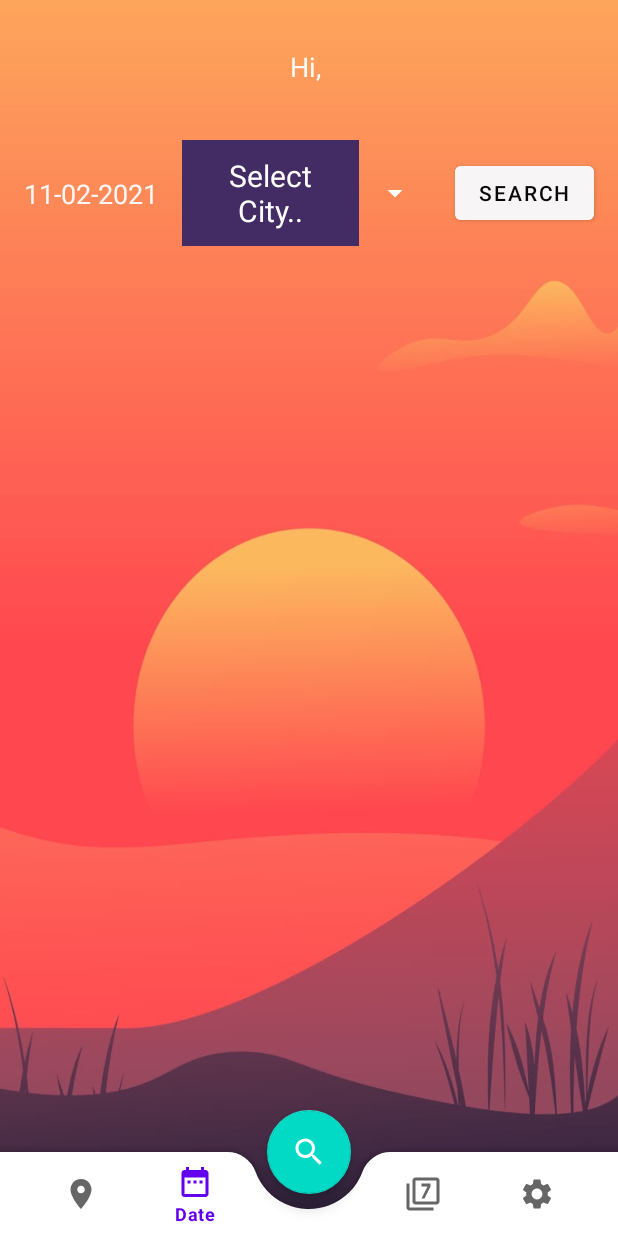
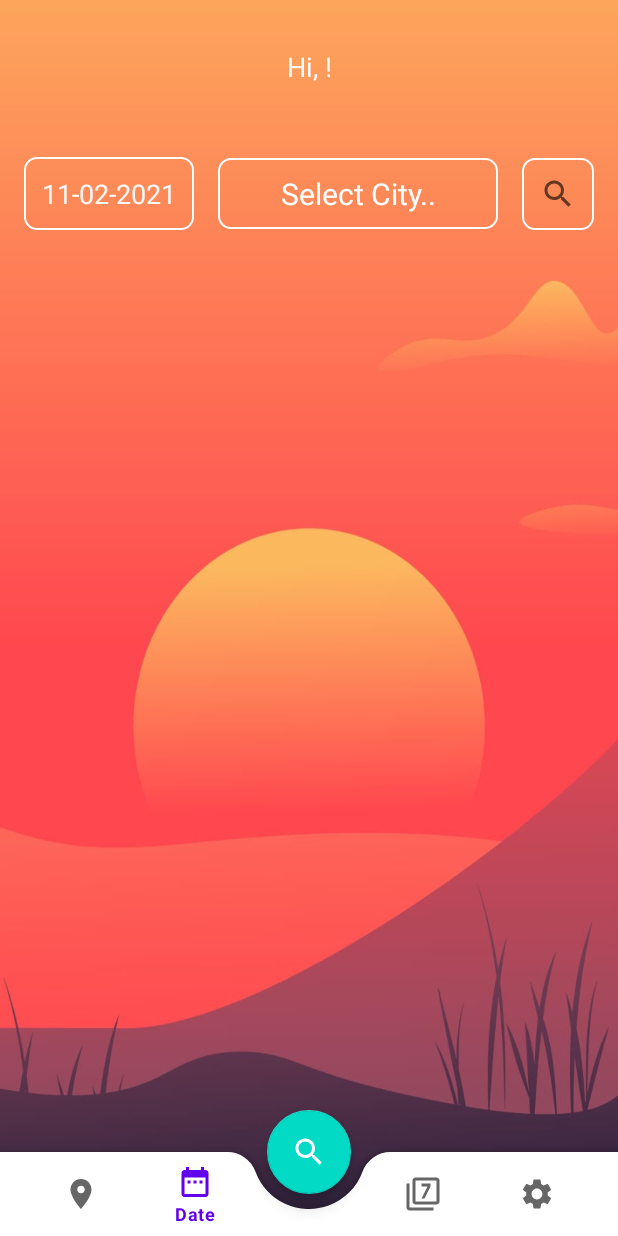
Before and after one commit to abhishek-yadav-aps/MausamEssence, an Android app: the CurrentFragment screen opened directly, with no data from a screen before it, item 2 of the bottom bar chosen, on a phone screen of 412 x 824 dp. Run offline under Robolectric (Android 15) with nearby library versions, the phone set to English and light mode, and no system bars; Roboto replaces fonts that are not available here.

Commit message:
layout improvement and geocoding

```diff
--- a/app/src/main/java/com/abhitom/mausamessence/fragments/DateFragment.kt
+++ b/app/src/main/java/com/abhitom/mausamessence/fragments/DateFragment.kt
@@ -1,10 +1,8 @@
 package com.abhitom.mausamessence.fragments
 
 import android.app.DatePickerDialog
-import android.content.ContentValues
 import android.icu.util.Calendar
 import android.os.Bundle
-import android.util.Log
 import androidx.fragment.app.Fragment
 import android.view.LayoutInflater
 import android.view.View
@@ -28,16 +26,16 @@ import java.util.*
 
 class DateFragment : Fragment(),DatePickerDialog.OnDateSetListener, AdapterView.OnItemSelectedListener {
 
-    private var monthsaver: Int=0
-    private var yearsaver: Int=0
-    var dayOfMonthsaver: Int=0
+    private var monthSaver: Int=0
+    private var yearSaver: Int=0
+    private var dayOfMonthSaver: Int=0
     private var binding: FragmentDateBinding? = null
-    lateinit var datePickerDialog: DatePickerDialog
+    private lateinit var datePickerDialog: DatePickerDialog
     private var cities:MutableList<String> = mutableListOf()
-    var currentCity = 0
-    val mumbaiLoc= LatLng(19.01441,72.847939)
-    val noidaLoc= LatLng(28.496149,77.536011)
-    val delhiLoc= LatLng(28.666668,77.216667)
+    private var currentCity = 0
+    private val mumbaiLoc= LatLng(19.01441,72.847939)
+    private val noidaLoc= LatLng(28.496149,77.536011)
+    private val delhiLoc= LatLng(28.666668,77.216667)
 
     override fun onCreateView(
         inflater: LayoutInflater, container: ViewGroup?,
@@ -58,12 +56,13 @@ class DateFragment : Fragment(),DatePickerDialog.OnDateSetListener, AdapterView.
         cities.add("Noida")
         HideThem()
 
-        binding?.txtUsername1!!.text="Hi, "+DashBoard.userName
+        val userNameText="Hi, "+DashBoard.userName+"!"
+        binding?.txtUsername1!!.text=userNameText
 
-        val cityArrayAdapter = ArrayAdapter<String>(context!!, R.layout.spinner_text_item, cities)
+        val cityArrayAdapter = ArrayAdapter(context!!, R.layout.spinner_text_item, cities)
         binding?.spinCity?.adapter = cityArrayAdapter
         binding?.spinCity?.onItemSelectedListener = this
-        binding?.spinCity?.setSelection(0, false)
+        binding?.spinCity?.setSelection(0, true)
 
         val currentDate: Long = java.lang.Long.valueOf(System.currentTimeMillis())
         val currentDatedf = Date(currentDate)
@@ -73,9 +72,9 @@ class DateFragment : Fragment(),DatePickerDialog.OnDateSetListener, AdapterView.
         val currentdd = SimpleDateFormat("dd").format(currentDatedf)
         val currentmm = SimpleDateFormat("MM").format(currentDatedf)
         val currentyy= SimpleDateFormat("yyyy").format(currentDatedf)
-        dayOfMonthsaver=currentdd.toInt()
-        monthsaver=currentmm.toInt()-1
-        yearsaver=currentyy.toInt()
+        dayOfMonthSaver=currentdd.toInt()
+        monthSaver=currentmm.toInt()-1
+        yearSaver=currentyy.toInt()
 
         btnSearchOnClickListener()
 
@@ -156,7 +155,7 @@ class DateFragment : Fragment(),DatePickerDialog.OnDateSetListener, AdapterView.
             val sunrisedd = SimpleDateFormat("dd").format(sunrisedf)
             val sunriseMM = SimpleDateFormat("MM").format(sunrisedf)
             val sunriseyy = SimpleDateFormat("yyyy").format(sunrisedf)
-            if (sunrisedd.toInt()==dayOfMonthsaver && sunriseMM.toInt()==(monthsaver+1) && sunriseyy.toInt()==yearsaver){
+            if (sunrisedd.toInt()==dayOfMonthSaver && sunriseMM.toInt()==(monthSaver+1) && sunriseyy.toInt()==yearSaver){
 
                 binding?.txtTemp?.text= response.body()?.current?.temp.toString()
                 binding?.txtWeather?.text= response.body()?.current?.weather?.get(0)?.main
@@ -168,30 +167,35 @@ class DateFragment : Fragment(),DatePickerDialog.OnDateSetListener, AdapterView.
                 val sunsetdf = Date(sunset)
                 val sunsetvv = SimpleDateFormat("hh:mm a").format(sunsetdf)
                 binding?.txtSunset?.text=sunsetvv
+
+                val humidity=response.body()?.current?.humidity.toString()+"%"
+                val pressure=response.body()?.current?.pressure.toString()+" hPa"
+                val visibility=response.body()?.current?.visibility.toString()+"m"
+                binding?.txtHumidity?.text= humidity
+                binding?.txtPressure?.text= pressure
+                binding?.txtVisiblity?.text= visibility
+                binding?.txtUv?.text= response.body()?.current?.uvi.toString()
+
                 if (DashBoard.units=="metric"){
-                    binding?.txtDegree?.text="C"
-                    binding?.txtFeelsLike?.text= response.body()?.current?.feelsLike.toString()+" °C"
-                    binding?.txtHumidity?.text= response.body()?.current?.humidity.toString()
-                    binding?.txtPressure?.text= response.body()?.current?.pressure.toString()
-                    binding?.txtVisiblity?.text= response.body()?.current?.visibility.toString()
-                    binding?.txtWindSpeed?.text= response.body()?.current?.windSpeed.toString()+" m/s"
-                    binding?.txtUv?.text= response.body()?.current?.uvi.toString()
+                    val feelsLike=response.body()?.current?.feelsLike.toString()+" °C"
+                    val windSpeed=response.body()?.current?.windSpeed.toString()+" m/s"
                     val minTemp= response.body()!!.daily?.get(0)?.temp?.min.toString() + " °C"
                     val maxTemp= response.body()!!.daily?.get(0)?.temp?.max.toString() + " °C"
+                    binding?.txtFeelsLike?.text= feelsLike
+                    binding?.txtWindSpeed?.text= windSpeed
                     binding?.txtDateMin?.text=minTemp
                     binding?.txtDateMax?.text=maxTemp
+                    binding?.txtDegree?.text="°C"
                 }else{
-                    binding?.txtDegree?.text="F"
-                    binding?.txtFeelsLike?.text= response.body()?.current?.feelsLike.toString()+" °F"
-                    binding?.txtHumidity?.text= response.body()?.current?.humidity.toString()
-                    binding?.txtPressure?.text= response.body()?.current?.pressure.toString()
-                    binding?.txtVisiblity?.text= response.body()?.current?.visibility.toString()
-                    binding?.txtWindSpeed?.text= response.body()?.current?.windSpeed.toString()+" miles/s"
-                    binding?.txtUv?.text= response.body()?.current?.uvi.toString()
+                    val feelsLike=response.body()?.current?.feelsLike.toString()+" °F"
+                    val windSpeed=response.body()?.current?.windSpeed.toString()+" miles/s"
                     val minTemp= response.body()!!.daily?.get(0)?.temp?.min.toString() + " °F"
                     val maxTemp= response.body()!!.daily?.get(0)?.temp?.max.toString() + " °F"
+                    binding?.txtFeelsLike?.text= feelsLike
+                    binding?.txtWindSpeed?.text= windSpeed
                     binding?.txtDateMin?.text=minTemp
                     binding?.txtDateMax?.text=maxTemp
+                    binding?.txtDegree?.text="°F"
                 }
             }
         }
@@ -246,9 +250,9 @@ class DateFragment : Fragment(),DatePickerDialog.OnDateSetListener, AdapterView.
 
     override fun onDateSet(view: DatePicker?, year: Int, month: Int, dayOfMonth: Int) {
         binding?.tvDFDate?.text=dayOfMonth.toString()+"-"+(month+1).toString()+"-"+year.toString()
-        dayOfMonthsaver=dayOfMonth
-        yearsaver=year
-        monthsaver=month
+        dayOfMonthSaver=dayOfMonth
+        yearSaver=year
+        monthSaver=month
     }
 
     override fun onItemSelected(parent: AdapterView<*>?, view: View?, position: Int, id: Long) {
--- a/app/src/main/java/com/abhitom/mausamessence/retrofit/RetroFitClient.kt
+++ b/app/src/main/java/com/abhitom/mausamessence/retrofit/RetroFitClient.kt
@@ -28,7 +28,7 @@ class RetroFitClient {
                 .create()
 
         val retrofit = Retrofit.Builder()
-                .baseUrl("https://api.openweathermap.org/data/2.5/")
+                .baseUrl("https://api.openweathermap.org/")
                 .addConverterFactory(GsonConverterFactory.create(gson))
                 .build()
 
--- a/app/src/main/java/com/abhitom/mausamessence/retrofit/Service.kt
+++ b/app/src/main/java/com/abhitom/mausamessence/retrofit/Service.kt
@@ -5,6 +5,9 @@ import retrofit2.http.GET
 import retrofit2.http.Query
 
 interface Service {
-    @GET("onecall")
+    @GET("data/2.5/onecall")
     fun oneCallApi(@Query("lat") lat: Double, @Query("lon") lon: Double, @Query("appid") appid: String, @Query("units") units: String): Call<OneCallResponse>
+
+    @GET("geo/1.0/reverse")
+    fun reverseGeoCoding(@Query("lat") lat: Double, @Query("lon") lon: Double, @Query("appid") appid: String, @Query("limit") limit: Int): Call<List<ReverseGeoCodingResponse>>
 }
--- /dev/null
+++ b/app/src/main/res/drawable/spinner_background.xml
@@ -0,0 +1,21 @@
+<?xml version="1.0" encoding="utf-8"?>
+<shape xmlns:android="http://schemas.android.com/apk/res/android"
+    android:shape="rectangle" >
+
+    <!-- View background color -->
+    <solid
+        android:color="@android:color/transparent" >
+    </solid>
+
+    <!-- View border color and width -->
+    <stroke
+        android:width="1dp"
+        android:color="@color/white" >
+    </stroke>
+
+    <!-- The radius makes the corners rounded -->
+    <corners
+        android:radius="8dp"   >
+    </corners>
+
+</shape>
--- a/app/src/main/res/layout/fragment_date.xml
+++ b/app/src/main/res/layout/fragment_date.xml
@@ -14,7 +14,7 @@
         android:layout_height="wrap_content"
         android:layout_marginTop="32dp"
         android:fontFamily="@font/arbutus"
-        android:text="Hi, Abhishek!"
+        android:text="@string/hi_user"
         android:textSize="18sp"
         app:layout_constraintEnd_toEndOf="parent"
         app:layout_constraintStart_toStartOf="parent"
@@ -26,6 +26,10 @@
         android:layout_width="wrap_content"
         android:layout_height="wrap_content"
         android:layout_marginStart="16dp"
+        android:layout_marginTop="8dp"
+        android:layout_marginBottom="8dp"
+        android:background="@drawable/spinner_background"
+        android:padding="12dp"
         android:textColor="#F9F7F7"
         android:textSize="18sp"
         app:layout_constraintBottom_toBottomOf="@+id/spin_city"
@@ -40,29 +44,32 @@
         android:layout_marginEnd="16dp"
         android:backgroundTint="@color/white"
         android:textAlignment="center"
+        android:background="@android:color/transparent"
+        android:popupBackground="@android:color/transparent"
         app:layout_constraintBottom_toTopOf="@+id/txt_temp"
         app:layout_constraintEnd_toStartOf="@+id/btnSearch"
         app:layout_constraintStart_toEndOf="@+id/tvDFDate"
         app:layout_constraintTop_toBottomOf="@+id/txt_username_1" />
 
-    <Button
+    <ImageButton
         android:id="@+id/btnSearch"
         android:layout_width="wrap_content"
         android:layout_height="wrap_content"
         android:layout_marginEnd="16dp"
-        android:backgroundTint="#F7F5F5"
-        android:text="search"
+        android:background="@drawable/spinner_background"
+        android:padding="12dp"
+        android:src="@drawable/ic_baseline_search_24"
         android:textColor="#090808"
         app:layout_constraintBottom_toBottomOf="@+id/spin_city"
         app:layout_constraintEnd_toEndOf="parent"
-        app:layout_constraintTop_toTopOf="@+id/spin_city" />
+        app:layout_constraintTop_toTopOf="@+id/spin_city"
+        android:contentDescription="@string/search_button" />
 
     <TextView
         android:id="@+id/txt_temp"
         android:layout_width="wrap_content"
         android:layout_height="wrap_content"
         android:layout_marginBottom="32dp"
-        android:text="25"
         android:textSize="36sp"
         app:layout_constraintBottom_toBottomOf="parent"
         app:layout_constraintEnd_toEndOf="parent"
@@ -76,7 +83,6 @@
         android:layout_width="wrap_content"
         android:layout_height="wrap_content"
         android:layout_marginStart="8dp"
-        android:text="°C"
         android:textSize="24sp"
         app:layout_constraintStart_toEndOf="@+id/txt_temp"
         app:layout_constraintTop_toTopOf="@+id/txt_temp" />
@@ -86,7 +92,6 @@
         android:layout_width="wrap_content"
         android:layout_height="wrap_content"
         android:layout_marginTop="16dp"
-        android:text="weather"
         android:textSize="18sp"
         app:layout_constraintEnd_toEndOf="parent"
         app:layout_constraintStart_toStartOf="parent"
@@ -118,7 +123,7 @@
                 android:layout_height="wrap_content"
                 android:layout_marginStart="24dp"
                 android:layout_marginTop="8dp"
-                android:text="Sunrise"
+                android:text="@string/sunrise"
                 app:layout_constraintStart_toStartOf="parent"
                 app:layout_constraintTop_toBottomOf="@+id/txt_sunrise" />
 
@@ -128,7 +133,7 @@
                 android:layout_height="wrap_content"
                 android:layout_marginTop="8dp"
                 android:layout_marginEnd="24dp"
-                android:text="Sunset"
+                android:text="@string/sunset"
                 app:layout_constraintEnd_toEndOf="parent"
                 app:layout_constraintTop_toBottomOf="@+id/txt_sunset" />
 
@@ -137,7 +142,6 @@
                 android:layout_width="wrap_content"
                 android:layout_height="wrap_content"
                 android:layout_marginTop="32dp"
-                android:text="time"
                 android:textSize="16sp"
                 android:textStyle="bold"
                 app:layout_constraintEnd_toEndOf="@+id/textView5"
@@ -149,7 +153,6 @@
                 android:layout_width="wrap_content"
                 android:layout_height="wrap_content"
                 android:layout_marginTop="32dp"
-                android:text="time"
                 android:textSize="16sp"
                 android:textStyle="bold"
                 app:layout_constraintEnd_toEndOf="@+id/textView6"
@@ -162,7 +165,7 @@
                 android:layout_height="wrap_content"
                 android:layout_marginStart="24dp"
                 android:layout_marginTop="32dp"
-                android:text="Feels Like"
+                android:text="@string/feels_like"
                 app:layout_constraintStart_toStartOf="parent"
                 app:layout_constraintTop_toBottomOf="@+id/textView5" />
 
@@ -172,7 +175,7 @@
                 android:layout_height="wrap_content"
                 android:layout_marginTop="32dp"
                 android:layout_marginEnd="28dp"
-                android:text="Humidity"
+                android:text="@string/humidity"
                 app:layout_constraintEnd_toEndOf="parent"
                 app:layout_constraintTop_toBottomOf="@+id/textView6" />
 
@@ -181,7 +184,6 @@
                 android:layout_width="wrap_content"
                 android:layout_height="wrap_content"
                 android:layout_marginTop="8dp"
-                android:text="16 F"
                 android:textSize="16sp"
                 android:textStyle="bold"
                 app:layout_constraintEnd_toEndOf="@+id/textView9"
@@ -193,7 +195,6 @@
                 android:layout_width="wrap_content"
                 android:layout_height="wrap_content"
                 android:layout_marginTop="8dp"
-                android:text="36%"
                 android:textSize="16sp"
                 android:textStyle="bold"
                 app:layout_constraintEnd_toEndOf="@+id/textView10"
@@ -206,7 +207,7 @@
                 android:layout_height="wrap_content"
                 android:layout_marginStart="24dp"
                 android:layout_marginTop="32dp"
-                android:text="Pressure"
+                android:text="@string/pressure"
                 app:layout_constraintStart_toStartOf="parent"
                 app:layout_constraintTop_toBottomOf="@+id/txt_feels_like" />
 
@@ -216,7 +217,7 @@
                 android:layout_height="wrap_content"
                 android:layout_marginTop="32dp"
                 android:layout_marginEnd="24dp"
-                android:text="Visibility"
+                android:text="@string/visibility"
                 app:layout_constraintEnd_toEndOf="parent"
                 app:layout_constraintTop_toBottomOf="@+id/txt_humidity" />
 
@@ -225,7 +226,6 @@
                 android:layout_width="wrap_content"
                 android:layout_height="wrap_content"
                 android:layout_marginTop="8dp"
-                android:text="1014.hPa"
                 android:textSize="16sp"
                 android:textStyle="bold"
                 app:layout_constraintEnd_toEndOf="@+id/textView13"
@@ -237,7 +237,6 @@
                 android:layout_width="wrap_content"
                 android:layout_height="wrap_content"
                 android:layout_marginTop="8dp"
-                android:text="0"
                 android:textSize="16sp"
                 android:textStyle="bold"
                 app:layout_constraintEnd_toEndOf="@+id/textView14"
@@ -250,7 +249,7 @@
                 android:layout_height="wrap_content"
                 android:layout_marginStart="24dp"
                 android:layout_marginTop="32dp"
-                android:text="Wind Speed"
+                android:text="@string/wind_speed"
                 app:layout_constraintStart_toStartOf="parent"
                 app:layout_constraintTop_toBottomOf="@+id/txt_pressure" />
 
@@ -259,7 +258,6 @@
                 android:layout_width="wrap_content"
                 android:layout_height="wrap_content"
                 android:layout_marginTop="8dp"
-                android:text="8.1km/h"
                 android:textSize="16sp"
                 android:textStyle="bold"
                 app:layout_constraintEnd_toEndOf="@+id/textView17"
@@ -272,7 +270,7 @@
                 android:layout_height="wrap_content"
                 android:layout_marginTop="32dp"
                 android:layout_marginEnd="24dp"
-                android:text="UV Index"
+                android:text="@string/uv_index"
                 app:layout_constraintEnd_toEndOf="parent"
                 app:layout_constraintTop_toBottomOf="@+id/txt_visiblity" />
 
@@ -281,7 +279,6 @@
                 android:layout_width="wrap_content"
                 android:layout_height="wrap_content"
                 android:layout_marginTop="8dp"
-                android:text="0"
                 android:textSize="16sp"
                 android:textStyle="bold"
                 app:layout_constraintEnd_toEndOf="@+id/textView19"
@@ -297,7 +294,6 @@
         android:layout_width="wrap_content"
         android:layout_height="wrap_content"
         android:layout_marginStart="24dp"
-        android:text=" 30 °C"
         android:textSize="18sp"
         app:layout_constraintBottom_toBottomOf="@+id/txt_weather"
         app:layout_constraintStart_toStartOf="parent"
@@ -308,7 +304,6 @@
         android:layout_width="wrap_content"
         android:layout_height="wrap_content"
         android:layout_marginEnd="24dp"
-        android:text="20 °C"
         android:textSize="18sp"
         app:layout_constraintBottom_toBottomOf="@+id/txt_weather"
         app:layout_constraintEnd_toEndOf="parent"
--- a/app/src/main/res/layout/fragment_settings.xml
+++ b/app/src/main/res/layout/fragment_settings.xml
@@ -5,6 +5,7 @@
     android:layout_width="match_parent"
     android:layout_height="match_parent"
     android:background="@drawable/nighthd"
+    android:id="@+id/clSFLayout"
     tools:context=".fragments.SettingsFragment">
 
 
--- a/app/src/main/res/layout/spinner_text_item.xml
+++ b/app/src/main/res/layout/spinner_text_item.xml
@@ -2,7 +2,7 @@
 <TextView xmlns:android="http://schemas.android.com/apk/res/android"
     android:layout_width="match_parent"
     android:layout_height="wrap_content"
-    android:background="#432C63"
+    android:background="@drawable/spinner_background"
     android:gravity="center"
     android:padding="10dp"
     android:textColor="@color/white"
--- a/app/src/main/res/values/colors.xml
+++ b/app/src/main/res/values/colors.xml
@@ -7,4 +7,5 @@
     <color name="teal_700">#FF018786</color>
     <color name="black">#FF000000</color>
     <color name="white">#FFFFFFFF</color>
+    <color name="semiTransparentColor">#15FFFFFF</color>
 </resources>
--- a/app/src/main/res/values/strings.xml
+++ b/app/src/main/res/values/strings.xml
@@ -4,4 +4,15 @@
     <string name="content_description_search">for searching locations by city</string>
     <!-- TODO: Remove or change this placeholder text -->
     <string name="hello_blank_fragment">Hello blank fragment</string>
+    <string name="location">Location</string>
+    <string name="sunrise">Sunrise</string>
+    <string name="sunset">Sunset</string>
+    <string name="feels_like">Feels Like</string>
+    <string name="humidity">Humidity</string>
+    <string name="pressure">Pressure</string>
+    <string name="visibility">Visibility</string>
+    <string name="wind_speed">Wind Speed</string>
+    <string name="uv_index">UV Index</string>
+    <string name="hi_user">Hi, User!</string>
+    <string name="search_button">Search Button</string>
 </resources>
```
Also changed, not shown: app/src/main/java/com/abhitom/mausamessence/DashBoard.kt (+33 -1 lines), app/src/main/java/com/abhitom/mausamessence/ReportAdapter.kt (+17 -7 lines), app/src/main/java/com/abhitom/mausamessence/fragments/CurrentFragment.kt (+37 -28 lines), app/src/main/java/com/abhitom/mausamessence/fragments/ReportFragment.kt (+10 -0 lines), app/src/main/java/com/abhitom/mausamessence/fragments/SettingsFragment.kt (+34 -4 lines), app/src/main/java/com/abhitom/mausamessence/retrofit/reverseGeoCodingResponse.kt (added, +19 -0 lines), app/src/main/res/layout/fragment_current.xml (+11 -24 lines), app/src/main/res/layout/fragment_report.xml (+8 -6 lines), app/src/main/res/layout/one_day_cardview.xml (+69 -96 lines).
